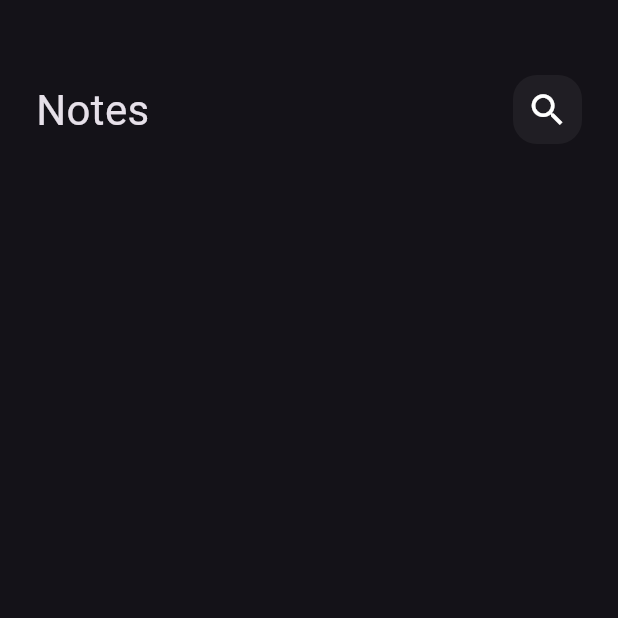
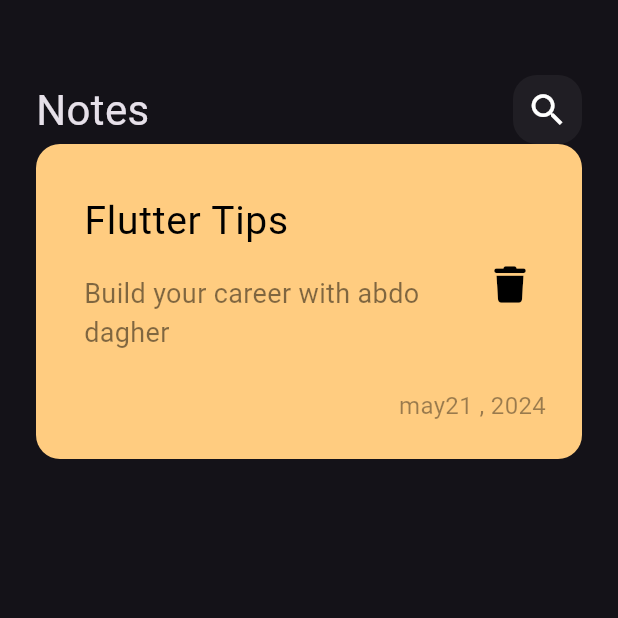
Before and after one commit to dagher2000/notes_app, a Flutter app: the screen it shows after launch, on a phone screen of 412 x 824 dp, the top half of it. Run offline on Flutter 3.47's test engine with Material 3 defaults, Android fonts, the phone set to English and light mode, and no system bars; our stand-ins replace font_awesome_flutter; Roboto replaces fonts that are missing (Poppins).

Commit message:
create note item

```diff
--- a/lib/main.dart
+++ b/lib/main.dart
@@ -14,6 +14,7 @@ class NotesApp extends StatelessWidget {
       debugShowCheckedModeBanner: false,
       theme: ThemeData(
         brightness: Brightness.dark,
+        fontFamily: 'Poppins',
       ),
       home: const NotesView(),
     );
--- /dev/null
+++ b/lib/widget/note_item.dart
@@ -0,0 +1,61 @@
+import 'package:flutter/material.dart';
+import 'package:font_awesome_flutter/font_awesome_flutter.dart';
+
+class NoteItem extends StatelessWidget {
+  const NoteItem({super.key});
+
+  @override
+  Widget build(BuildContext context) {
+    return Container(
+      padding: const EdgeInsets.only(top: 24, bottom: 24, left: 16),
+      decoration: BoxDecoration(
+        color: const Color(0xffFFCC80),
+        borderRadius: BorderRadius.circular(16),
+      ),
+      child: Column(
+        crossAxisAlignment: CrossAxisAlignment.end,
+        children: [
+          ListTile(
+            title: const Text(
+              'Flutter Tips',
+              style: TextStyle(
+                color: Colors.black,
+                fontSize: 26,
+              ),
+            ),
+            subtitle: Padding(
+              padding: const EdgeInsets.only(top: 16, bottom: 16),
+              child: Text(
+                'Build your career with abdo dagher',
+                style: TextStyle(
+                  color: Colors.black.withOpacity(0.5),
+                  fontSize: 18,
+                ),
+              ),
+            ),
+            trailing: IconButton(
+              onPressed: () {},
+              icon: const Icon(
+                FontAwesomeIcons.trash,
+                color: Colors.black,
+                size: 24,
+              ),
+            ),
+          ),
+          Padding(
+            padding: const EdgeInsets.only(right: 24),
+            child: Text(
+              'may21 , 2024',
+              style: TextStyle(
+                fontSize: 16,
+                color: Colors.black.withOpacity(
+                  0.4,
+                ),
+              ),
+            ),
+          )
+        ],
+      ),
+    );
+  }
+}
--- a/lib/widget/notes_view_body.dart
+++ b/lib/widget/notes_view_body.dart
@@ -1,5 +1,6 @@
 import 'package:flutter/material.dart';
 import 'package:note_app/widget/custom_app_bar.dart';
+import 'package:note_app/widget/note_item.dart';
 
 class NotesViewBody extends StatelessWidget {
   const NotesViewBody({super.key});
@@ -14,6 +15,7 @@ class NotesViewBody extends StatelessWidget {
             height: 50,
           ),
           CustomAppBar(),
+          NoteItem(),
         ],
       ),
     );
```
Also changed, not shown: pubspec.yaml (+7 -11 lines), assets/fonts/Poppins-Regular.ttf (added), pubspec.lock.
